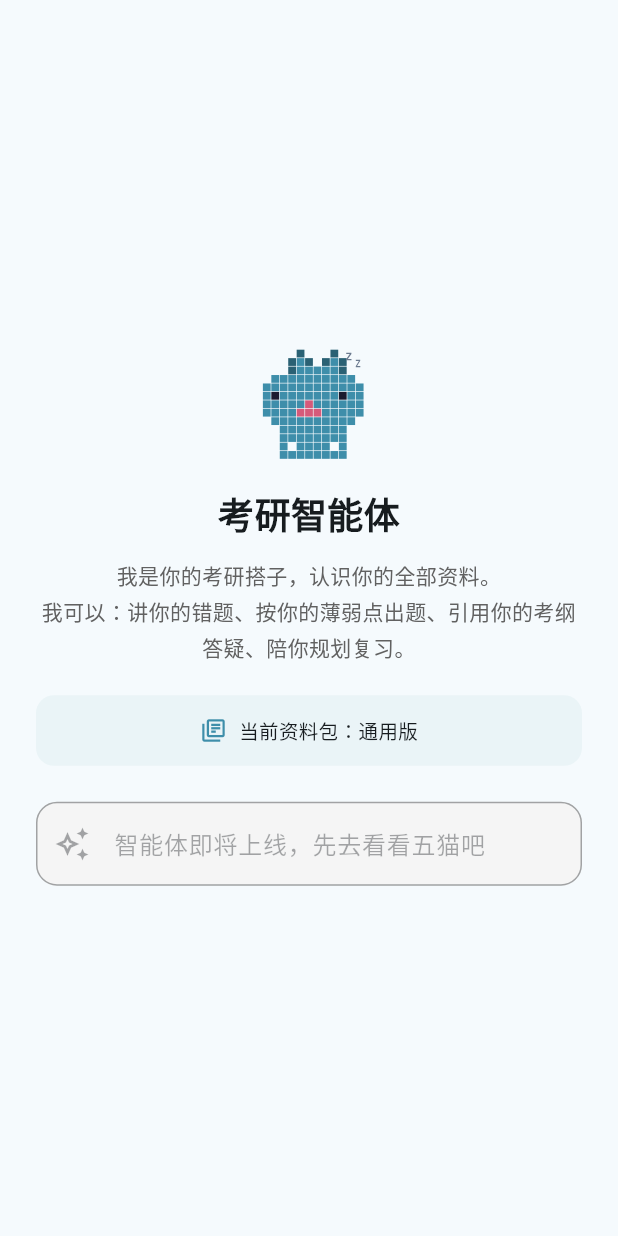
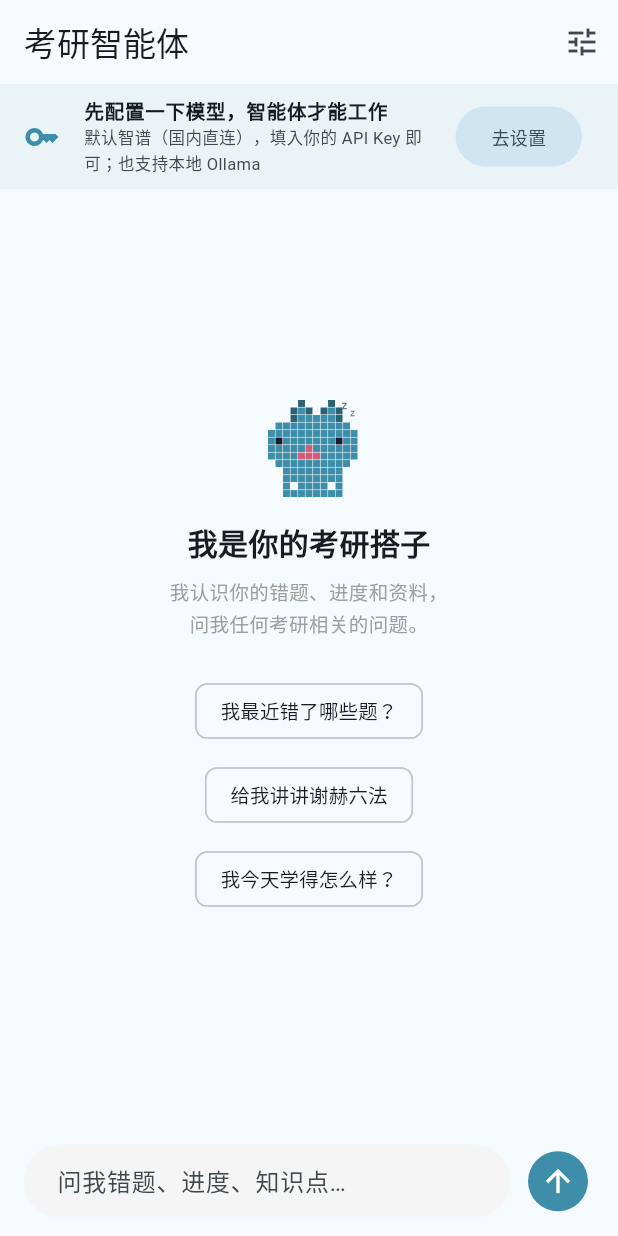
Before and after one commit to gudi565/three-cats-desk, a Flutter app: the AgentScreen screen opened directly, on a phone screen of 412 x 824 dp. Run offline on Flutter 3.47's test engine with Material 3 defaults, Android fonts, the phone set to English and light mode, and no system bars; our stand-ins replace drift, file_picker, flutter_riverpod, flutter_secure_storage, go_router, shared_preferences and 2 more; accounts and stored records are empty; generated files the repository leaves out were written again.

Commit message:
feat(agent): P2-3 智能体真对话屏——占位屏变活，全零件组装完毕
- chat_provider.dart: AgentChatNotifier 组装全部零件——AgentLoop(P1-1)+五猫工具含search_knowledge(P1-2/P2-2)
  +LlmConfig(P0-2)+对话持久化(P2-1)。系统提示词注入他的档案(院校/专业/资料包/猫亲密度)=认识他;
  历史控上下文(最近12条);运行中气泡状态机(占位→增量更新→定稿,不重复append——UI测试抓出的真bug);
  冷启动恢复历史会话续聊
- agent_screen.dart 重写: 消息流(user右/assistant左+工具轨迹折叠行)+输入框(运行中禁用)+
  错误横幅+未配置引导横幅+空状态示例问题chip(一键问'我最近错了哪些题')+模型设置入口
- llm_settings_screen.dart: 快捷预设(智谱默认/Ollama本地)/baseUrl/model明文/API Key密文+
  '仅存本机钥匙串,不上传不进备份'明示
- llmClientProvider 化(测试注入mock)
- 测试+3(UI集成,mock LLM零网络): 未配置引导/发送全链路(user+assistant+工具轨迹+drift持久化)/设置屏预设
- 97/97绿, analyze零错, web构建过

```diff
--- a/lib/features/shell/agent_screen.dart
+++ b/lib/features/shell/agent_screen.dart
@@ -1,83 +1,267 @@
 import 'package:flutter/material.dart';
 import 'package:flutter_riverpod/flutter_riverpod.dart';
 
-import '../../core/profile/profile_notifier.dart';
+import '../../core/settings/settings_service.dart';
 import '../cat/cat_provider.dart';
 import '../cat/pixel_cat.dart';
+import '../agent/chat_provider.dart';
+import 'llm_settings_screen.dart';
 
-/// 考研智能体（主对话入口，占位——L2 接 Dart agent loop）。
+/// 考研智能体 · 真对话屏（P2-3）。
 ///
-/// 站外壳阶段（2026-08-15）只立形态：说明能做什么 + 引导语，输入框展示但提示"即将上线"。
-/// 真接智能体时替换成对话流（读五猫数据当工具：错题/进度/考纲）。
-class AgentScreen extends ConsumerWidget {
+/// 消息流 + 输入框 + LLM 设置入口。未配置模型 → 引导设置；
+/// 智能体认识他和他的资料（工具读五猫数据），工具轨迹折叠展示。
+class AgentScreen extends ConsumerStatefulWidget {
   const AgentScreen({super.key});
 
   @override
-  Widget build(BuildContext context, WidgetRef ref) {
+  ConsumerState<AgentScreen> createState() => _AgentScreenState();
+}
+
+class _AgentScreenState extends ConsumerState<AgentScreen> {
+  final _input = TextEditingController();
+  final _scroll = ScrollController();
+
+  @override
+  void dispose() {
+    _input.dispose();
+    _scroll.dispose();
+    super.dispose();
+  }
+
+  void _scrollToBottom() {
+    WidgetsBinding.instance.addPostFrameCallback((_) {
+      if (_scroll.hasClients) {
+        _scroll.animateTo(_scroll.position.maxScrollExtent,
+            duration: const Duration(milliseconds: 200), curve: Curves.easeOut);
+      }
+    });
+  }
+
+  Future<void> _send() async {
+    final text = _input.text.trim();
+    if (text.isEmpty) return;
+    _input.clear();
+    await ref.read(agentChatProvider.notifier).send(text);
+    _scrollToBottom();
+  }
+
+  @override
+  Widget build(BuildContext context) {
+    final chat = ref.watch(agentChatProvider);
     final cat = ref.watch(catProvider);
-    final pack = ref.watch(contentProfileProvider);
+    _scrollToBottom();
+
     return Scaffold(
-      body: Center(
+      appBar: AppBar(
+        automaticallyImplyLeading: false,
+        title: const Text('考研智能体'),
+        actions: [
+          IconButton(
+            icon: const Icon(Icons.tune),
+            tooltip: '模型设置',
+            onPressed: () async {
+              await Navigator.of(context).push(MaterialPageRoute(
+                  builder: (_) => const LlmSettingsScreen()));
+              ref.read(agentChatProvider.notifier).refreshLlmReady();
+            },
+          ),
+        ],
+      ),
+      body: Column(
+        children: [
+          // 错误横幅
+          if (chat.error != null)
+            Material(
+              color: Colors.red.shade100,
+              child: ListTile(
+                dense: true,
+                leading: const Icon(Icons.error_outline, color: Colors.red),
+                title: Text(chat.error!, style: const TextStyle(fontSize: 13)),
+                trailing: IconButton(
+                  icon: const Icon(Icons.close, size: 18),
+                  onPressed: () => ref.read(agentChatProvider.notifier).clearError(),
+                ),
+              ),
+            ),
+          // 未配置引导
+          if (!chat.llmReady)
+            _SetupBanner(onOpen: () async {
+              await Navigator.of(context).push(
+                  MaterialPageRoute(builder: (_) => const LlmSettingsScreen()));
+              ref.read(agentChatProvider.notifier).refreshLlmReady();
+            }),
+          // 消息流
+          Expanded(
+            child: chat.messages.isEmpty
+                ? _Empty(
+                    catMood: cat.mood,
+                    onSample: (q) async {
+                      await ref.read(agentChatProvider.notifier).send(q);
+                      _scrollToBottom();
+                    },
+                  )
+                : ListView.builder(
+                    controller: _scroll,
+                    padding: const EdgeInsets.all(16),
+                    itemCount: chat.messages.length,
+                    itemBuilder: (context, i) => _bubble(chat.messages[i]),
+                  ),
+          ),
+          // 输入区
+          SafeArea(
+            child: Padding(
+              padding: const EdgeInsets.fromLTRB(16, 8, 16, 12),
+              child: Row(
+                children: [
+                  Expanded(
+                    child: TextField(
+                      controller: _input,
+                      enabled: !chat.running,
+                      onSubmitted: (_) => _send(),
+                      decoration: InputDecoration(
+                        hintText: chat.running ? '思考中…' : '问我错题、进度、知识点…',
+                        filled: true,
+                        fillColor: Colors.grey.shade100,
+                        border: OutlineInputBorder(
+                          borderRadius: BorderRadius.circular(24),
+                          borderSide: BorderSide.none,
+                        ),
+                        contentPadding: const EdgeInsets.symmetric(
+                            horizontal: 18, vertical: 12),
+                      ),
+                    ),
+                  ),
+                  const SizedBox(width: 8),
+                  IconButton.filled(
+                    style: IconButton.styleFrom(
+                        backgroundColor: const Color(0xFF3E8EAA)),
+                    onPressed: chat.running ? null : _send,
+                    icon: const Icon(Icons.arrow_upward),
+                  ),
+                ],
+              ),
+            ),
+          ),
+        ],
+      ),
+    );
+  }
+
+  Widget _bubble(ChatMessageUi m) {
+    final isUser = m.role == 'user';
+    return Align(
+      alignment: isUser ? Alignment.centerRight : Alignment.centerLeft,
+      child: Container(
+        margin: const EdgeInsets.symmetric(vertical: 4),
+        padding: const EdgeInsets.symmetric(horizontal: 14, vertical: 10),
+        constraints: BoxConstraints(
+            maxWidth: MediaQuery.of(context).size.width * 0.72),
+        decoration: BoxDecoration(
+          color: isUser ? const Color(0xFF3E8EAA) : Colors.grey.shade100,
+          borderRadius: BorderRadius.circular(14),
+        ),
+        child: Column(
+          crossAxisAlignment: CrossAxisAlignment.start,
+          children: [
+            if (m.toolTrace.isNotEmpty)
+              Padding(
+                padding: const EdgeInsets.only(bottom: 6),
+                child: Wrap(
+                  spacing: 6,
+                  runSpacing: 2,
+                  children: [
+                    for (final t in m.toolTrace)
+                      Text(t,
+                          style: TextStyle(
+                              fontSize: 10, color: Colors.grey.shade600)),
+                  ],
+                ),
+              ),
+            Text(
+              m.text.isEmpty ? '…' : m.text,
+              style: TextStyle(
+                fontSize: 14,
+                height: 1.5,
+                color: isUser ? Colors.white : Colors.black87,
+              ),
+            ),
+          ],
+        ),
+      ),
+    );
+  }
+}
+
+/// 未配置模型引导横幅。
+class _SetupBanner extends StatelessWidget {
+  final Future<void> Function() onOpen;
+  const _SetupBanner({required this.onOpen});
+
+  @override
+  Widget build(BuildContext context) {
+    return Material(
+      color: const Color(0xFFEAF4F7),
+      child: ListTile(
+        dense: true,
+        leading: const Icon(Icons.key, color: Color(0xFF3E8EAA)),
+        title: const Text('先配置一下模型，智能体才能工作',
+            style: TextStyle(fontSize: 13, fontWeight: FontWeight.w600)),
+        subtitle: const Text('默认智谱（国内直连），填入你的 API Key 即可；也支持本地 Ollama',
+            style: TextStyle(fontSize: 11)),
+        trailing: FilledButton.tonal(
+          onPressed: onOpen,
+          child: const Text('去设置', style: TextStyle(fontSize: 12)),
+        ),
+      ),
+    );
+  }
+}
+
+/// 空状态：欢迎语 + 示例问题。
+class _Empty extends StatelessWidget {
+  final CatMood catMood;
+  final void Function(String question) onSample;
+  const _Empty({required this.catMood, required this.onSample});
+
+  static const samples = [
+    '我最近错了哪些题？',
+    '给我讲讲谢赫六法',
+    '我今天学得怎么样？',
+  ];
+
+  @override
+  Widget build(BuildContext context) {
+    return Center(
       child: ConstrainedBox(
-          constraints: const BoxConstraints(maxWidth: 520),
+        constraints: const BoxConstraints(maxWidth: 420),
         child: Padding(
           padding: const EdgeInsets.all(24),
           child: Column(
             mainAxisAlignment: MainAxisAlignment.center,
             children: [
-                PixelCat(mood: cat.mood, size: 72),
+              PixelCat(mood: catMood, size: 64),
+              const SizedBox(height: 16),
+              const Text('我是你的考研搭子',
+                  style: TextStyle(fontSize: 20, fontWeight: FontWeight.w800)),
+              const SizedBox(height: 8),
+              const Text('我认识你的错题、进度和资料，\n问我任何考研相关的问题。',
+                  textAlign: TextAlign.center,
+                  style: TextStyle(fontSize: 13, height: 1.6, color: Colors.grey)),
               const SizedBox(height: 20),
-                const Text('考研智能体',
-                    style: TextStyle(fontSize: 24, fontWeight: FontWeight.w800)),
-                const SizedBox(height: 12),
-                Text(
-                  '我是你的考研搭子，认识你的全部资料。\n'
-                  '我可以：讲你的错题、按你的薄弱点出题、'
-                  '引用你的考纲答疑、陪你规划复习。',
-                  textAlign: TextAlign.center,
-                  style: TextStyle(fontSize: 14, height: 1.7, color: Colors.grey.shade700),
-                ),
-                const SizedBox(height: 20),
-                // 读得懂的资料预览（真实：知识库数据源）
-                Container(
-                  padding: const EdgeInsets.all(14),
-                  decoration: BoxDecoration(
-                    color: const Color(0xFFEAF4F7),
-                    borderRadius: BorderRadius.circular(12),
-                  ),
-                  child: Row(
-                    mainAxisAlignment: MainAxisAlignment.center,
-                    children: [
-                      const Icon(Icons.library_books_outlined,
-                          size: 18, color: Color(0xFF3E8EAA)),
-                      const SizedBox(width: 8),
-                      Flexible(
-                        child: Text(
-                          '当前资料包：${pack.displayName}',
-                          style: const TextStyle(fontSize: 13),
-                          overflow: TextOverflow.ellipsis,
-                        ),
-                      ),
-                    ],
-                  ),
-                ),
-                const SizedBox(height: 24),
-                TextField(
-                  enabled: false,
-                  decoration: InputDecoration(
-                    hintText: '智能体即将上线，先去看看五猫吧',
-                    prefixIcon: const Icon(Icons.auto_awesome_outlined),
-                    border: OutlineInputBorder(
-                        borderRadius: BorderRadius.circular(14)),
-                    filled: true,
-                    fillColor: Colors.grey.shade100,
+              for (final s in samples)
+                Padding(
+                  padding: const EdgeInsets.symmetric(vertical: 4),
+                  child: ActionChip(
+                    label: Text(s, style: const TextStyle(fontSize: 13)),
+                    onPressed: () => onSample(s),
                   ),
                 ),
             ],
           ),
         ),
       ),
-      ),
     );
   }
+
 }
```
Also changed, not shown: lib/features/agent/chat_provider.dart (added, +215 -0 lines), lib/features/shell/llm_settings_screen.dart (added, +138 -0 lines), 1 other file. Lines whose indentation alone changed are shown as unchanged.
